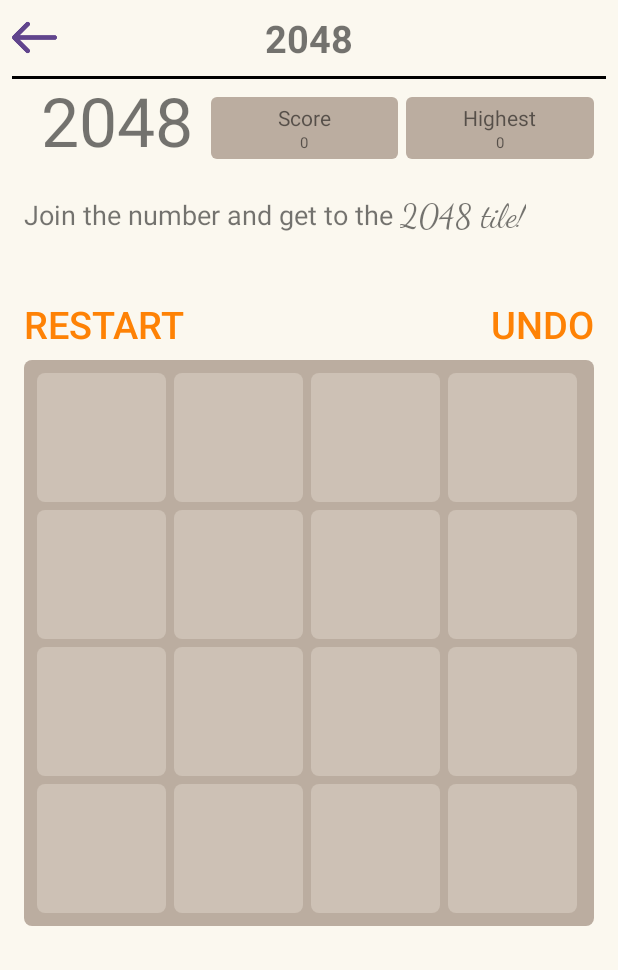
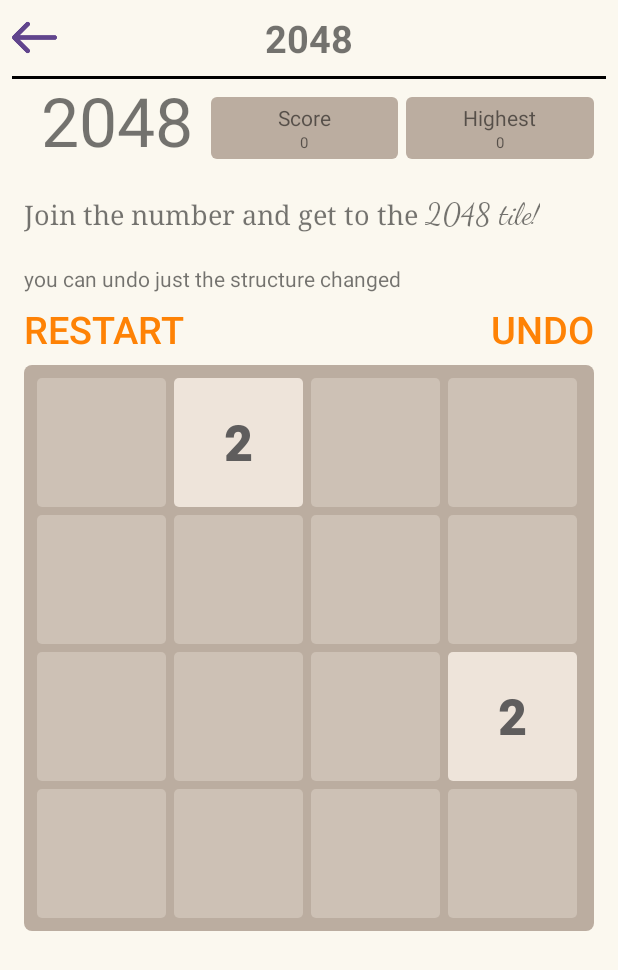
Before and after one commit to Zhong0118/calculatorSuper, an Android app: the Game2048Activity screen opened directly, with no data from a screen before it, on a phone screen of 412 x 824 dp. Shown: the top 970 px of the screen. Run offline under Robolectric (Android 15) with nearby library versions, the phone set to English and light mode, and no system bars.

Commit message:
2048 finish

```diff
--- a/app/src/main/AndroidManifest.xml
+++ b/app/src/main/AndroidManifest.xml
@@ -26,7 +26,8 @@
         <activity android:name=".LengthActivity" />
         <activity
             android:name=".MainActivity"
-            android:exported="true">
+            android:exported="true"
+            android:screenOrientation="portrait">
             <intent-filter>
                 <action android:name="android.intent.action.MAIN" />
 
--- a/app/src/main/java/com/example/superjjj/Game2048Activity.java
+++ b/app/src/main/java/com/example/superjjj/Game2048Activity.java
@@ -3,6 +3,7 @@ package com.example.superjjj;
 import androidx.appcompat.app.AppCompatActivity;
 import androidx.core.content.ContextCompat;
 
+import android.content.SharedPreferences;
 import android.os.Bundle;
 import android.transition.Slide;
 import android.util.DisplayMetrics;
@@ -13,6 +14,9 @@ import android.view.Window;
 import android.widget.Button;
 import android.widget.GridLayout;
 import android.widget.TextView;
+
+import com.example.superjjj.util.GameView;
+import com.example.superjjj.util.ToastUtil;
 
 public class Game2048Activity extends AppCompatActivity {
 
@@ -26,8 +30,11 @@ public class Game2048Activity extends AppCompatActivity {
     private Button restart;
     private Button undo;
 
-    private GridLayout gridLayout;
+    private GameView gridLayout;
     private final int GRID_SIZE = 4;
+    private static final String PREFS_NAME = "Game2048Prefs";
+    private static final String HIGH_SCORE = "HighScore";
+    int highScore;
 
     @Override
     protected void onCreate(Bundle savedInstanceState) {
@@ -63,48 +70,51 @@ public class Game2048Activity extends AppCompatActivity {
         undo = findViewById(R.id.undo);
 
         gridLayout = findViewById(R.id.gameGrid);
-        gridLayout.post(new Runnable() {
+
+        setupListeners();
+
+        highScore = getHighScore();
+        height_score.setText(String.valueOf(highScore));
+
+    }
+
+    private void setupListeners() {
+        restart.setOnClickListener(new View.OnClickListener() {
             @Override
-            public void run() {
-                createGrid(gridLayout.getWidth());
+            public void onClick(View v) {
+                gridLayout.start(); // 调用GameView中的startNewGame方法
+                // 更新得分等UI逻辑
             }
         });
 
+        undo.setOnClickListener(new View.OnClickListener() {
+            @Override
+            public void onClick(View v) {
+                gridLayout.undo();
+            }
+        });
     }
 
-    private void createGrid(int width) {
-
-        // 格子间的margin
-        int tileMargin = getResources().getDimensionPixelSize(R.dimen.tile_margin); // 需要在dimens.xml定义
-        int paddingTotal = 2 * getResources().getDimensionPixelSize(R.dimen.padding); // 获取总padding（左右两侧）
-        int tileSize = (width - paddingTotal - tileMargin *  3) / GRID_SIZE;
-
-        for (int row = 0; row < GRID_SIZE; row++) {
-            for (int col = 0; col < GRID_SIZE; col++) {
-                TextView tile = new TextView(this);
-                tile.setWidth(tileSize);
-                tile.setHeight(tileSize);
-                tile.setGravity(Gravity.CENTER);
-                tile.setTextSize(TypedValue.COMPLEX_UNIT_SP, 24);
-                tile.setBackground(ContextCompat.getDrawable(this, R.drawable.gamebtn));
-
-                // 可以为每个tile设置标签或值
-                // 00 01 02 03
-                // 10 11 12 13
-                // 20 21 22 23
-                // 30 31 32 33
-                tile.setTag(R.id.tag_row, row);
-                tile.setTag(R.id.tag_col, col);
-
-                // 添加到GridLayout
-                gridLayout.addView(tile);
-
-                // 设置边距
-                GridLayout.LayoutParams params = (GridLayout.LayoutParams) tile.getLayoutParams();
-                int halfMargin = tileMargin / 2;
-                params.setMargins(halfMargin, halfMargin, halfMargin, halfMargin );
-                tile.setLayoutParams(params);
-            }
+    public void updateScore(int newScore) {
+        score.setText(String.valueOf(newScore));
+        if (highScore < newScore) {
+            highScore = newScore;
+            height_score.setText(String.valueOf(newScore));
+            setHighScore(newScore); // 保存新的最高分
         }
     }
+
+
+    private int getHighScore() {
+        SharedPreferences prefs = getSharedPreferences(PREFS_NAME, MODE_PRIVATE);
+        return prefs.getInt(HIGH_SCORE, 0); // 默认为0
+    }
+
+    private void setHighScore(int score) {
+        SharedPreferences prefs = getSharedPreferences(PREFS_NAME, MODE_PRIVATE);
+        SharedPreferences.Editor editor = prefs.edit();
+        editor.putInt(HIGH_SCORE, score);
+        editor.apply();
+    }
+
 }
--- /dev/null
+++ b/app/src/main/java/com/example/superjjj/util/Card.java
@@ -0,0 +1,79 @@
+package com.example.superjjj.util;
+
+import android.content.Context;
+import android.graphics.Color;
+import android.graphics.Typeface;
+import android.graphics.drawable.GradientDrawable;
+import android.view.Gravity;
+import android.widget.FrameLayout;
+import android.widget.TextView;
+
+import androidx.annotation.NonNull;
+import androidx.core.content.ContextCompat;
+
+import com.example.superjjj.R;
+
+public class Card extends FrameLayout {
+
+    private int num = 0;
+    private TextView label;
+
+
+
+    public Card(@NonNull Context context) {
+        super(context);
+        this.setBackground(ContextCompat.getDrawable(getContext(), R.drawable.gamebtn));
+
+        label = new TextView(getContext());
+        label.setTextSize(32);
+        // 超级加粗
+        label.setTypeface(null, Typeface.BOLD);
+        label.getPaint().setFakeBoldText(true);
+
+        label.setGravity(Gravity.CENTER);
+        // 填充满父级容器
+        LayoutParams layoutParams = new LayoutParams(-1,-1);
+        addView(label,layoutParams);
+        setNum(0);
+    }
+
+    public int getNum(){
+        return num;
+    }
+    public void setNum(int num){
+        this.num = num;
+        if (num == 0){
+            label.setText("");
+        } else {
+            label.setText(String.valueOf(num));
+        }
+        updateBackgroundColor();
+    }
+
+    private void updateBackgroundColor() {
+        if (num == 0) {
+            ((GradientDrawable) getBackground()).setColor(Color.parseColor("#cdc1b5")); // 假设这是您的默认背景颜色
+            return;
+        }
+        int color = Color.parseColor(TileColor.getColorByNumber(num));
+        // 只改颜色不改样式
+        ((GradientDrawable) getBackground()).setColor(color);
+
+        // Change text color based on the background for better visibility
+        if (num > 512 && num <= 8192) {
+            label.setTextSize(24);
+            label.setTextColor(Color.parseColor("#f0f0f0")); // For darker backgrounds
+        } else if (num < 100000 && num > 8192){
+            label.setTextSize(20);
+            label.setTextColor(Color.parseColor("#f0f0f0")); // For darker backgrounds
+        } else if (num > 100000){
+            label.setTextSize(16);
+            label.setTextColor(Color.parseColor("#f0f0f0")); // For darker backgrounds
+        } else {
+            label.setTextColor(Color.parseColor("#5f5d5d"));
+        }
+    }
+    public boolean equal(Card card){
+        return this.getNum() == card.getNum();
+    }
+}
--- /dev/null
+++ b/app/src/main/java/com/example/superjjj/util/GameView.java
@@ -0,0 +1,408 @@
+package com.example.superjjj.util;
+
+import android.app.Activity;
+import android.app.AlertDialog;
+import android.content.Context;
+import android.content.DialogInterface;
+import android.graphics.Point;
+import android.util.AttributeSet;
+import android.view.MotionEvent;
+import android.view.View;
+import android.view.ViewConfiguration;
+import android.widget.GridLayout;
+import android.widget.Toast;
+
+import com.example.superjjj.Game2048Activity;
+import com.example.superjjj.R;
+
+import java.util.ArrayList;
+import java.util.List;
+import java.util.Random;
+
+public class GameView extends GridLayout {
+    private int mTouchSlop;
+    private static final int GRID_SIZE = 4;
+    private Card[][] cardsMap = new Card[GRID_SIZE][GRID_SIZE];
+
+    private Card[][] lastCardsMap = new Card[GRID_SIZE][GRID_SIZE]; // 上一次历史记录
+
+
+    List<Point> emptyPoints = new ArrayList<>(); // 存点
+
+    public int tileSize, tileMargin;
+    public int score;
+    public int tempScore;
+
+
+    public GameView(Context context) {
+        super(context);
+        initGameView();
+    }
+
+    public GameView(Context context, AttributeSet attributeSet) {
+        super(context, attributeSet);
+        initGameView();
+    }
+
+    public GameView(Context context, AttributeSet attributeSet, int defStyle) {
+        super(context, attributeSet, defStyle);
+        initGameView();
+    }
+
+    private void initGameView() {
+        mTouchSlop = ViewConfiguration.get(getContext()).getScaledTouchSlop();
+
+        post(new Runnable() {
+            @Override
+            public void run() {
+                int width = getWidth();
+                tileMargin = getResources().getDimensionPixelSize(R.dimen.tile_margin);
+                int paddingTotal = 2 * getResources().getDimensionPixelSize(R.dimen.padding);
+                tileSize = (width - paddingTotal - tileMargin * (GRID_SIZE - 1)) / GRID_SIZE;
+
+                // 初始化卡片
+                addCards(tileSize, tileMargin);
+                start();
+            }
+        });
+
+        setOnTouchListener(new View.OnTouchListener() {
+            private float startX, startY, offsetX, offsetY;
+
+
+            @Override
+            public boolean onTouch(View v, MotionEvent event) {
+
+                switch (event.getAction()) {
+                    case MotionEvent.ACTION_DOWN:
+                        startX = event.getX();
+                        startY = event.getY();
+                        break;
+                    case MotionEvent.ACTION_UP:
+                        offsetX = event.getX() - startX;
+                        offsetY = event.getY() - startY;
+
+                        if (Math.abs(offsetX) > Math.abs(offsetY)) {
+                            if (offsetX < -mTouchSlop) {
+                                toLeft();
+                            } else if (offsetX > mTouchSlop) {
+                                toRight();
+                            }
+                        } else {
+                            if (offsetY < -mTouchSlop) {
+                                toUp();
+                            } else if (offsetY > mTouchSlop) {
+                                toDown();
+                            }
+                        }
+                        break;
+                }
+                return true;
+            }
+        });
+    }
+
+
+    public void start() {
+        for (int y = 0; y < GRID_SIZE; y++) {
+            for (int x = 0; x < GRID_SIZE; x++) {
+                cardsMap[y][x].setNum(0);
+            }
+        }
+        addRandomCard();
+        addRandomCard();
+        score = 0;
+        updateScore();
+    }
+
+    private void addCards(int tileSize, int tileMargin) {
+        for (int y = 0; y < GRID_SIZE; y++) {
+            for (int x = 0; x < GRID_SIZE; x++) {
+                Card card = new Card(getContext());
+                card.setNum(0); // 初始化数字为0,同时不会显示出来数
+                addView(card, tileSize, tileSize);
+
+                // 设置边距
+                GridLayout.LayoutParams params = (GridLayout.LayoutParams) card.getLayoutParams();
+                int halfMargin = tileMargin / 2;
+                params.setMargins(halfMargin, halfMargin, halfMargin, halfMargin);
+                card.setLayoutParams(params);
+
+                cardsMap[y][x] = card;
+            }
+        }
+
+    }
+
+    /**
+     * 这个方法将遍历每一行，对于行中的每个格子，它将向右看，
+     * 并找到第一个非空的格子。如果当前格子为空，它会移动数字。
+     * 如果它们的数字相等，它会合并它们。
+     * 注意 x-- 的使用，它确保如果一个移动发生在中间，那么后面的格子也会继续检查。
+     * 如果在任何滑动操作中进行了移动或合并（needAddCard 为 true），那么会添加一个新的随机卡片。
+     */
+    private void toLeft() {
+        saveLastState();
+
+        boolean needAddCard = false;
+        for (int y = 0; y < GRID_SIZE; y++) {
+            for (int x = 0; x < GRID_SIZE; x++) {
+                for (int x1 = x + 1; x1 < GRID_SIZE; x1++) {
+                    if (cardsMap[y][x1].getNum() > 0) {
+                        if (cardsMap[y][x].getNum() == 0) {
+                            cardsMap[y][x].setNum(cardsMap[y][x1].getNum());
+                            cardsMap[y][x1].setNum(0);
+                            x--; // After a merge, check this x position again
+                            needAddCard = true;
+                        } else if (cardsMap[y][x].equal(cardsMap[y][x1])) {
+                            cardsMap[y][x].setNum(cardsMap[y][x].getNum() * 2);
+                            score += cardsMap[y][x].getNum() * 2;
+                            cardsMap[y][x1].setNum(0);
+                            needAddCard = true;
+
+                        }
+                        break;
+                    }
+                }
+            }
+        }
+        if (needAddCard) {
+            addRandomCard();
+            updateScore();
+        }
+        if (!canMove()){
+            showGameOverDialog();
+        }
+    }
+
+
+    private void toRight() {
+        saveLastState();
+
+        boolean needAddCard = false;
+        for (int y = 0; y < GRID_SIZE; y++) {
+            for (int x = GRID_SIZE - 1; x >= 0; x--) {
+                for (int x1 = x - 1; x1 >= 0; x1--) {
+                    if (cardsMap[y][x1].getNum() > 0) {
+                        if (cardsMap[y][x].getNum() == 0) {
+                            cardsMap[y][x].setNum(cardsMap[y][x1].getNum());
+                            cardsMap[y][x1].setNum(0);
+                            x++; // Move further to the right
+                            needAddCard = true;
+
+                        } else if (cardsMap[y][x].equal(cardsMap[y][x1])) {
+                            cardsMap[y][x].setNum(cardsMap[y][x].getNum() * 2);
+                            score += cardsMap[y][x].getNum() * 2;
+
+                            cardsMap[y][x1].setNum(0);
+                            needAddCard = true;
+
+                        }
+                        break;
+                    }
+                }
+            }
+        }
+
+        if (needAddCard) {
+            addRandomCard();
+            updateScore();
+        }
+        if (!canMove()){
+            showGameOverDialog();
+        }
+    }
+
+
+    private void toUp() {
+        saveLastState();
+
+        boolean needAddCard = false;
+        for (int x = 0; x < GRID_SIZE; x++) {
+            for (int y = 0; y < GRID_SIZE; y++) {
+                for (int y1 = y + 1; y1 < GRID_SIZE; y1++) {
+                    if (cardsMap[y1][x].getNum() > 0) {
+                        if (cardsMap[y][x].getNum() == 0) {
+                            cardsMap[y][x].setNum(cardsMap[y1][x].getNum());
+                            cardsMap[y1][x].setNum(0);
+                            y--; // Move further up
+                            needAddCard = true;
+
+                        } else if (cardsMap[y][x].equal(cardsMap[y1][x])) {
+                            cardsMap[y][x].setNum(cardsMap[y][x].getNum() * 2);
+                            score += cardsMap[y][x].getNum() * 2;
+
+                            cardsMap[y1][x].setNum(0);
+                            needAddCard = true;
+
+                        }
+                        break;
+                    }
+                }
+            }
+        }
+
+        if (needAddCard) {
+            addRandomCard();
+            updateScore();
+        }
+        if (!canMove()){
+            showGameOverDialog();
+        }
+    }
+
+
+    private void toDown() {
+        saveLastState();
+
+        boolean needAddCard = false;
+        for (int x = 0; x < GRID_SIZE; x++) {
+            for (int y = GRID_SIZE - 1; y >= 0; y--) {
+                for (int y1 = y - 1; y1 >= 0; y1--) {
+                    if (cardsMap[y1][x].getNum() > 0) {
+                        if (cardsMap[y][x].getNum() == 0) {
+                            cardsMap[y][x].setNum(cardsMap[y1][x].getNum());
+                            cardsMap[y1][x].setNum(0);
+                            y++; // Move further down
+                            needAddCard = true;
+
+                        } else if (cardsMap[y][x].equal(cardsMap[y1][x])) {
+                            cardsMap[y][x].setNum(cardsMap[y][x].getNum() * 2);
+                            score += cardsMap[y][x].getNum() * 2;
+
+                            cardsMap[y1][x].setNum(0);
+                            needAddCard = true;
+
+                        }
+                        break;
+                    }
+                }
+            }
+        }
+
+        if (needAddCard) {
+            addRandomCard();
+            updateScore();
+        }
+        if (!canMove()){
+            showGameOverDialog();
+        }
+    }
+
+    private void updateScore() {
+        if (getContext() instanceof Game2048Activity) {
+            ((Game2048Activity) getContext()).updateScore(score);
+        }
+    }
+
+
+    private void addRandomCard() {
+        emptyPoints.clear();
+        for (int y = 0; y < GRID_SIZE; y++) {
+            for (int x = 0; x < GRID_SIZE; x++) {
+                // 如果当前位置是0的话就记录下来
+                if (cardsMap[y][x].getNum() == 0) {
+                    emptyPoints.add(new Point(x, y));
+                }
+            }
+        }
+        // 表示全都是数字，也表示输了
+        if (emptyPoints.isEmpty()) {
+            return; // 没有空位时直接返回
+        }
+        // 随机得到一个点的位置
+        Point randomPoint = emptyPoints.get(new Random().nextInt(emptyPoints.size()));
+        cardsMap[randomPoint.y][randomPoint.x].setNum(Math.random() > 0.15 ? 2 : 4); // 90%概率生成2，10%概率生成4
+
+
+    }
+
+    private boolean canMove() {
+        // 检查是否有空的卡片
+        for (int y = 0; y < GRID_SIZE; y++) {
+            for (int x = 0; x < GRID_SIZE; x++) {
+                if (cardsMap[y][x].getNum() == 0) {
+                    return true; // 存在空卡片，可以移动
+                }
+            }
+        }
+
+        // 检查是否有可合并的卡片
+        for (int y = 0; y < GRID_SIZE; y++) {
+            for (int x = 0; x < GRID_SIZE; x++) {
+                int num = cardsMap[y][x].getNum();
+                if ((x < GRID_SIZE - 1 && num == cardsMap[y][x + 1].getNum()) ||
+                        (y < GRID_SIZE - 1 && num == cardsMap[y + 1][x].getNum())) {
+                    return true; // 存在可合并的卡片
+                }
+            }
+        }
+
+        // 既没有空卡片也无法合并，游戏结束
+        return false;
+    }
+
+    private void showGameOverDialog() {
+        new AlertDialog.Builder(getContext())
+                .setTitle("Game Over") // 设置对话框标题
+                .setMessage("Your score is " + score) // 设置对话框显示的消息
+                .setPositiveButton("Restart", new DialogInterface.OnClickListener() {
+                    @Override
+                    public void onClick(DialogInterface dialog, int which) {
+                        start();
+                    }
+                })
+                .setNegativeButton("Exit", new DialogInterface.OnClickListener() {
+                    @Override
+                    public void onClick(DialogInterface dialog, int which) {
+                        ((Activity) getContext()).finish();
+                    }
+                })
+                .setCancelable(false) // 设置对话框不可被用户取消
+                .show(); // 显示对话框
+    }
+
+
+    private void saveLastState() {
+        for (int y = 0; y < GRID_SIZE; y++) {
+            for (int x = 0; x < GRID_SIZE; x++) {
+                if (lastCardsMap[y][x] == null) {
+                    lastCardsMap[y][x] = new Card(getContext());
+                }
+                lastCardsMap[y][x].setNum(cardsMap[y][x].getNum());
+            }
+        }
+        tempScore = score;
+    }
+
+    public void undo() {
+        boolean canUndo = false; // 增加了一个标志来检查是否可以回退
+        for (int y = 0; y < GRID_SIZE; y++) {
+            for (int x = 0; x < GRID_SIZE; x++) {
+                if (lastCardsMap[y][x] != null && cardsMap[y][x].getNum() != lastCardsMap[y][x].getNum()) {
+                    canUndo = true; // 如果存在状态改变，则可以回退
+                    cardsMap[y][x].setNum(lastCardsMap[y][x].getNum());
+                }
+            }
+        }
+        if (canUndo) {
+            score = tempScore; // 恢复分数
+            updateScore();
+        } else {
+            ToastUtil.showShort(getContext(), "you can't back");
+        }
+    }
+
+
+    private static class Point {
+        int x;
+        int y;
+
+        Point(int x, int y) {
+            this.x = x;
+            this.y = y;
+        }
+    }
+
+
+}
--- /dev/null
+++ b/app/src/main/java/com/example/superjjj/util/TileColor.java
@@ -0,0 +1,55 @@
+package com.example.superjjj.util;
+
+public enum TileColor {
+    BACKGROUND_2("#eee4da"),
+    BACKGROUND_4("#ede0c8"),
+    BACKGROUND_8("#f2b179"),
+    BACKGROUND_16("#f59563"),
+    BACKGROUND_32("#f67c5f"),
+    BACKGROUND_64("#f65e3b"),
+    BACKGROUND_128("#FF8C00"),
+    BACKGROUND_256("#FFD700"),
+    BACKGROUND_512("#9ACD32"),
+    BACKGROUND_1024("#483D8B"),
+    BACKGROUND_2048("#4B0082"),
+    BACKGROUND_BIGGER_THAN_2048("#B2000000");
+
+    private String colorCode;
+
+    TileColor(String colorCode) {
+        this.colorCode = colorCode;
+    }
+
+    public String getColorCode() {
+        return colorCode;
+    }
+
+    public static String getColorByNumber(int number) {
+        switch (number) {
+            case 2:
+                return BACKGROUND_2.getColorCode();
+            case 4:
+                return BACKGROUND_4.getColorCode();
+            case 8:
+                return BACKGROUND_8.getColorCode();
+            case 16:
+                return BACKGROUND_16.getColorCode();
+            case 32:
+                return BACKGROUND_32.getColorCode();
+            case 64:
+                return BACKGROUND_64.getColorCode();
+            case 128:
+                return BACKGROUND_128.getColorCode();
+            case 256:
+                return BACKGROUND_256.getColorCode();
+            case 512:
+                return BACKGROUND_512.getColorCode();
+            case 1024:
+                return BACKGROUND_1024.getColorCode();
+            case 2048:
+                return BACKGROUND_2048.getColorCode();
+            default:
+                return BACKGROUND_BIGGER_THAN_2048.getColorCode();
+        }
+    }
+}
--- a/app/src/main/res/drawable/gamebtn.xml
+++ b/app/src/main/res/drawable/gamebtn.xml
@@ -1,4 +1,4 @@
 <shape xmlns:android="http://schemas.android.com/apk/res/android">
     <solid android:color="@color/btnColor"/> <!-- 这里设置背景颜色 -->
-    <corners android:radius="5dp"/> <!-- 这里设置圆角半径 -->
+    <corners android:radius="3dp"/> <!-- 这里设置圆角半径 -->
 </shape>
--- a/app/src/main/res/layout/activity_game2048.xml
+++ b/app/src/main/res/layout/activity_game2048.xml
@@ -115,21 +115,34 @@
             android:layout_width="match_parent"
             android:layout_height="wrap_content"
             android:layout_marginTop="20dp"
-            android:layout_weight="1"
             android:orientation="horizontal">
 
             <TextView
                 android:layout_width="wrap_content"
                 android:layout_height="match_parent"
                 android:text="Join the number and get to the "
-                android:textSize="18dp" />
+                android:textSize="18dp"
+                android:fontFamily="serif"/>
 
             <TextView
                 android:layout_width="wrap_content"
                 android:layout_height="match_parent"
                 android:fontFamily="cursive"
                 android:text="2048 tile!"
-                android:textSize="22dp" />
+                android:textSize="20dp" />
+        </LinearLayout>
+        <LinearLayout
+            android:layout_width="match_parent"
+            android:layout_height="wrap_content"
+            android:layout_marginTop="20dp"
+            android:orientation="horizontal">
+
+            <TextView
+                android:layout_width="wrap_content"
+                android:layout_height="match_parent"
+                android:text="you can undo just the structure changed"
+                android:textSize="14dp"
+               />
         </LinearLayout>
 
         <LinearLayout
@@ -162,7 +175,7 @@
 
 
 
-        <GridLayout
+        <com.example.superjjj.util.GameView
             android:id="@+id/gameGrid"
             android:layout_width="match_parent"
             android:layout_height="wrap_content"
@@ -173,7 +186,7 @@
             android:padding="6dp"
             android:background="@drawable/gamelinear">
 
-        </GridLayout>
+        </com.example.superjjj.util.GameView>
 
 
     </LinearLayout>
```
Also changed, not shown: app/src/main/res/layout/activity_time.xml (+12 -12 lines), app/src/main/res/values/colors.xml (+7 -7 lines).
